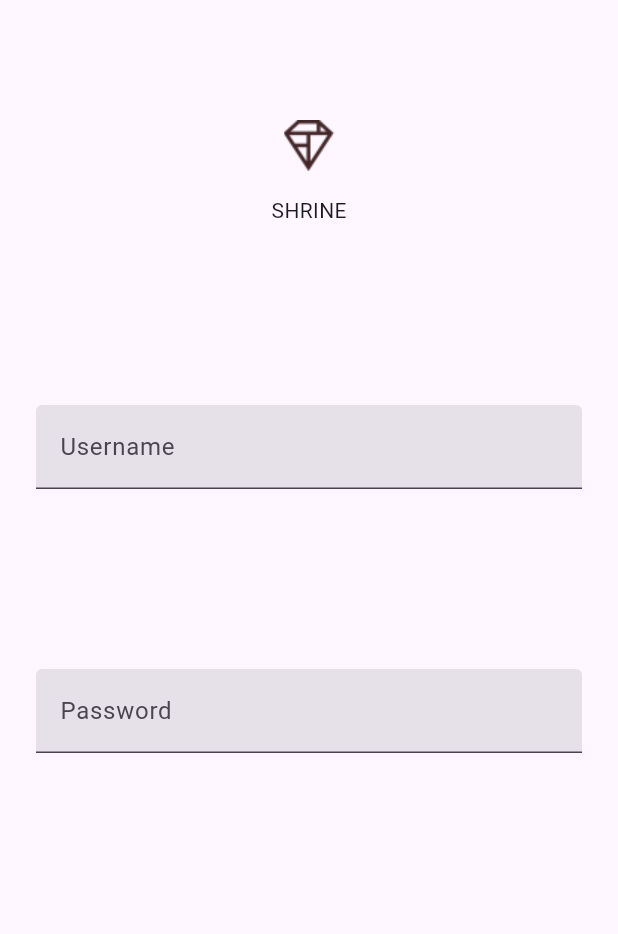
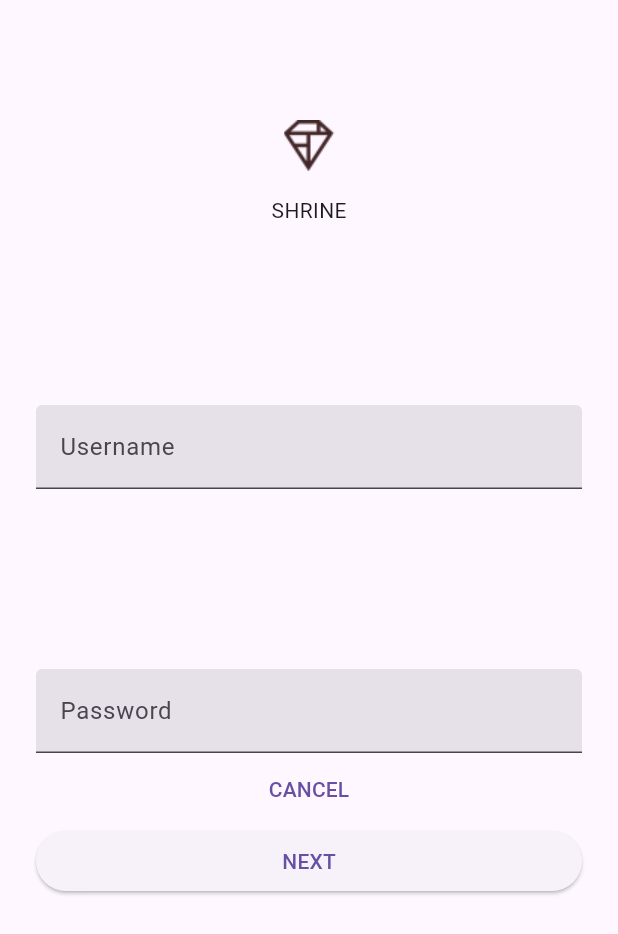
Before and after one commit to jay3272/mdc_100_series, a Flutter app: the screen it shows after launch, on a phone screen of 412 x 824 dp. Shown: the top 934 px of the screen. Run offline on Flutter 3.47's test engine with Material 3 defaults, Android fonts, the phone set to English and light mode, and no system bars.

Commit message:
2. 在登入頁面新增兩個按鈕：「取消」和「下一步」

```diff
--- a/lib/login.dart
+++ b/lib/login.dart
@@ -60,6 +60,29 @@ class _LoginPageState extends State<LoginPage> {
               ),
               obscureText: true,
             ),
+            // TODO: Add button bar (101)
+            OverflowBar(
+              alignment: MainAxisAlignment.end,
+              // TODO: Add a beveled rectangular border to CANCEL (103)
+              children: <Widget>[
+                // TODO: Add buttons (101)
+              ],
+            ),
+            // TODO: Add buttons (101)
+            TextButton(
+              child: const Text('CANCEL'),
+              onPressed: () {
+                // TODO: Clear the text fields (101)
+              },
+            ),
+            // TODO: Add an elevation to NEXT (103)
+            // TODO: Add a beveled rectangular border to NEXT (103)
+            ElevatedButton(
+              child: const Text('NEXT'),
+              onPressed: () {
+            // TODO: Show the next page (101)
+              },
+            ),
           ],
         ),
       ),
```
